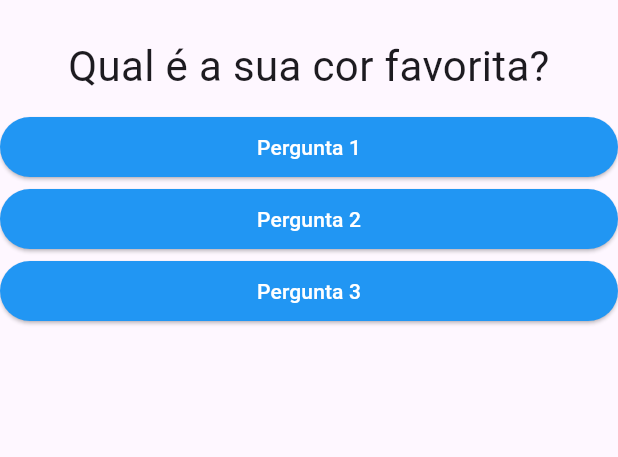
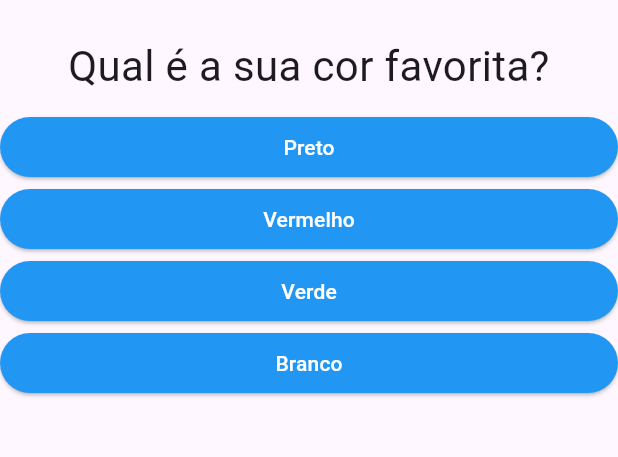
Before and after one commit to Vinicius-Rodriguess/quiz_flutter, a Flutter app: the screen it shows after launch, on a phone screen of 412 x 824 dp, the part 63-520 px from its top. Run offline on Flutter 3.47's test engine with Material 3 defaults, Android fonts, the phone set to English and light mode, and no system bars.

Commit message:
:sparkles: feat: Adicionado Map para Perguntas

```diff
--- a/lib/main.dart
+++ b/lib/main.dart
@@ -17,19 +17,33 @@ class _PerguntAppState extends State<PerguntaApp> {
   @override
   Widget build(BuildContext context) {
     final perguntas = [
-      'Qual é a sua cor favorita?',
-      'Qual é o seu animal favorito?',
+      {
+        'texto': 'Qual é a sua cor favorita?',
+        'respostas': ['Preto', 'Vermelho', 'Verde', 'Branco'],
+      },
+      {
+        'texto': 'Qual é o seu animal favorito?',
+        'respostas': ['Coelho', 'Cobra', 'Elefante', 'Leão'],
+      },
+      {
+        'texto': 'Qual é o seu instrutor favorito?',
+        'respostas': ['Maria', 'João', 'Leo', 'Pedro'],
+      },
     ];
+
+    List<String> respostas = perguntas[_perguntaSelecionada]
+        .cast()['respostas'];
+    List<Widget> widgets = respostas
+        .map((t) => Resposta(t, _responder))
+        .toList();
 
     return MaterialApp(
       home: Scaffold(
         appBar: AppBar(title: Text("Perguntas")),
         body: Column(
           children: [
-            Questao(perguntas[_perguntaSelecionada]),
-            Resposta('Pergunta 1', _responder),
-            Resposta('Pergunta 2', _responder),
-            Resposta('Pergunta 3', _responder),
+            Questao(perguntas[_perguntaSelecionada]['texto'].toString()),
+            ...widgets,
           ],
         ),
       ),
```
